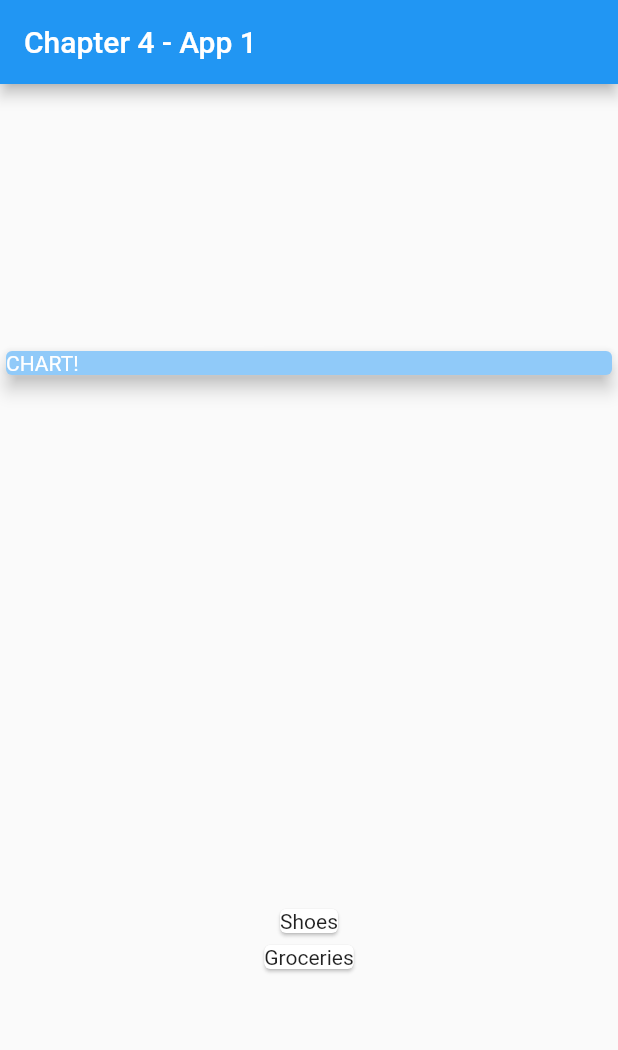
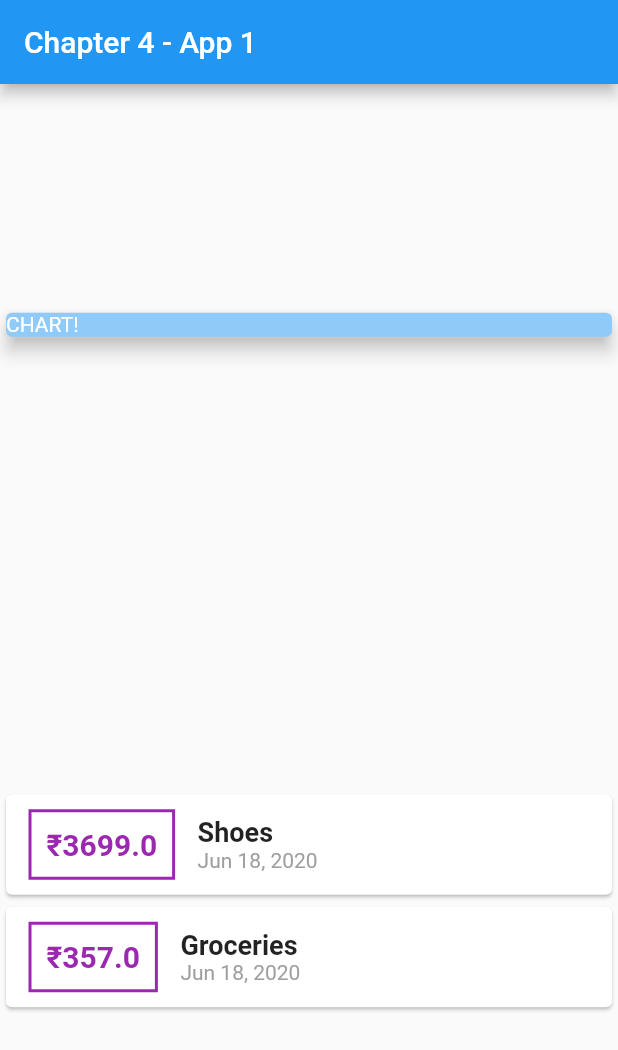
Before and after one commit to baderaharsh/flutter-course-chapter4, a Flutter app: the screen it shows after launch, on a phone screen of 412 x 824 dp. Shown: the top 1050 px of the screen. Run offline on Flutter 3.47's test engine with Material 2 defaults, Android fonts, the phone set to English and light mode, and no system bars.

Commit message:
Card format

```diff
--- a/lib/main.dart
+++ b/lib/main.dart
@@ -1,4 +1,5 @@
 import 'package:flutter/material.dart';
+import 'package:intl/intl.dart';
 import './transaction.dart';
 
 void main() {
@@ -55,8 +56,44 @@ class MyHomePage extends StatelessWidget {
           Column(
             children: transactions.map((tx) {
               return Card(
-                child: Text(tx.title),
-              );
+                  child: Row(
+                children: <Widget>[
+                  Container(
+                    margin: EdgeInsets.symmetric(horizontal: 15, vertical: 10),
+                    decoration: BoxDecoration(
+                      border: Border.all(
+                        color: Colors.purple,
+                        width: 2,
+                      ),
+                    ),
+                    padding: EdgeInsets.all(10),
+                    child: Text(
+                      '\₹${tx.amount}',
+                      style: TextStyle(
+                        fontWeight: FontWeight.bold,
+                        color: Colors.purple,
+                        fontSize: 20,
+                      ),
+                    ),
+                  ),
+                  Column(
+                    crossAxisAlignment: CrossAxisAlignment.start,
+                    children: <Widget>[
+                      Text(tx.title,
+                          style: TextStyle(
+                            fontWeight: FontWeight.bold,
+                            fontSize: 18,
+                          )),
+                      Text(
+                        DateFormat.yMMMd().format(tx.date),
+                        style: TextStyle(
+                          color: Colors.grey,
+                        ),
+                      ),
+                    ],
+                  ),
+                ],
+              ));
             }).toList(),
           )
         ],
--- a/pubspec.yaml
+++ b/pubspec.yaml
@@ -23,6 +23,7 @@ environment:
 dependencies:
   flutter:
     sdk: flutter
+  intl: ^0.16.1
 
 
   # The following adds the Cupertino Icons font to your application.
```
Also changed, not shown: pubspec.lock.
